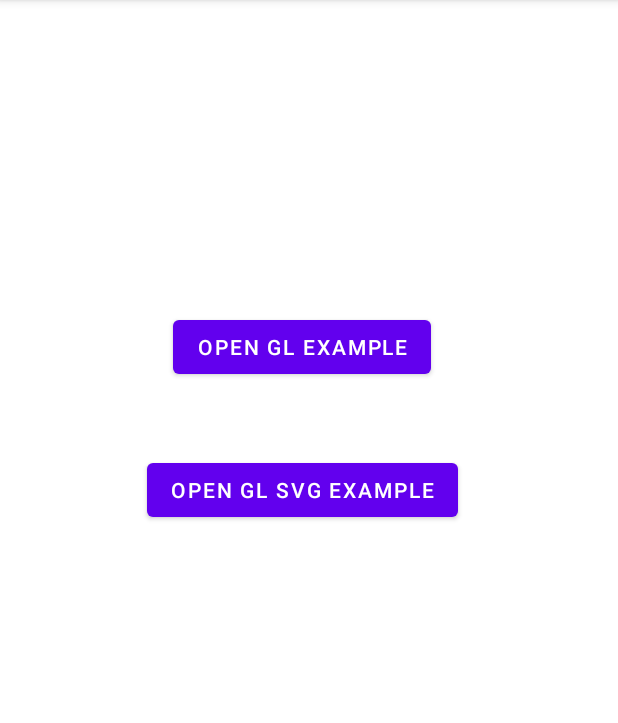
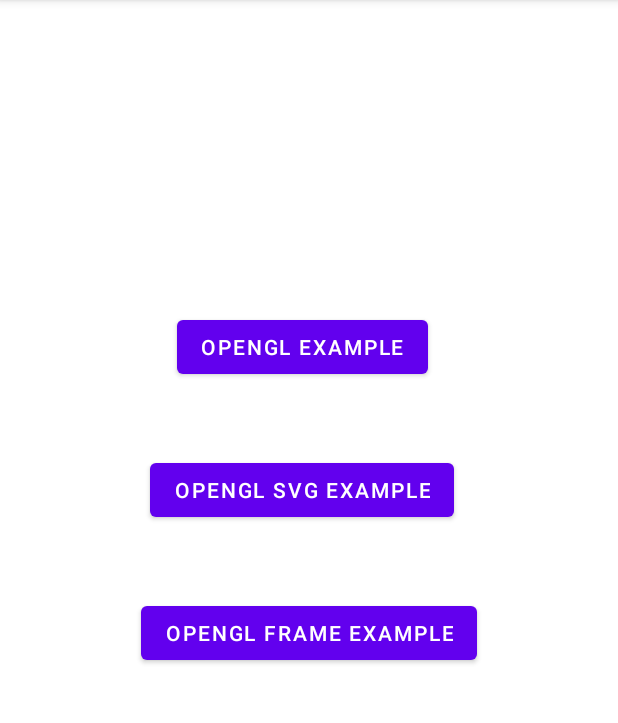
Before and after one commit to RuiwenTang/Skity-Android, an Android app: the screen it shows after launch (MainActivity), on a phone screen of 412 x 824 dp, the part 84-807 px from its top. Run offline under Robolectric (Android 15) with nearby library versions, the phone set to English and light mode, and no system bars; Roboto replaces fonts that are not available here.

Commit message:
Append GLFrameRender and demo

```diff
--- a/app/src/main/AndroidManifest.xml
+++ b/app/src/main/AndroidManifest.xml
@@ -12,6 +12,9 @@
         android:roundIcon="@mipmap/ic_launcher_round"
         android:supportsRtl="true"
         android:theme="@style/Theme.SkityAndroid">
+        <activity
+            android:name=".GLFrameActivity"
+            android:exported="false" />
         <activity
             android:name=".GLSVGRenderActivity"
             android:exported="false" />
--- a/app/src/main/java/com/skity/android/MainActivity.java
+++ b/app/src/main/java/com/skity/android/MainActivity.java
@@ -12,6 +12,7 @@ import android.widget.Button;
 public class MainActivity extends AppCompatActivity implements View.OnClickListener {
     private Button mOpenGLExample;
     private Button mOpenGLSVGExample;
+    private Button mOpenGLFrameExample;
 
     @Override
     protected void onCreate(@Nullable Bundle savedInstanceState) {
@@ -21,9 +22,11 @@ public class MainActivity extends AppCompatActivity implements View.OnClickListe
 
         mOpenGLExample = findViewById(R.id.gl_example);
         mOpenGLSVGExample = findViewById(R.id.gl_svg_example);
+        mOpenGLFrameExample = findViewById(R.id.gl_frame_example);
 
         mOpenGLExample.setOnClickListener(this);
         mOpenGLSVGExample.setOnClickListener(this);
+        mOpenGLFrameExample.setOnClickListener(this);
     }
 
     @Override
@@ -33,6 +36,8 @@ public class MainActivity extends AppCompatActivity implements View.OnClickListe
             intent.setClass(this, GLRenderActivity.class);
         } else if (view == mOpenGLSVGExample) {
             intent.setClass(this, GLSVGRenderActivity.class);
+        } else if (view == mOpenGLFrameExample) {
+            intent.setClass(this, GLFrameActivity.class);
         }
 
         this.startActivity(intent);
--- a/app/src/main/res/layout/activity_main2.xml
+++ b/app/src/main/res/layout/activity_main2.xml
@@ -13,7 +13,7 @@
         android:layout_marginStart="154dp"
         android:layout_marginTop="207dp"
         android:layout_marginEnd="163dp"
-        android:text="Open GL Example"
+        android:text="OpenGL Example"
         app:layout_constraintEnd_toEndOf="parent"
         app:layout_constraintStart_toStartOf="parent"
         app:layout_constraintTop_toTopOf="parent" />
@@ -25,8 +25,18 @@
         android:layout_marginStart="154dp"
         android:layout_marginTop="47dp"
         android:layout_marginEnd="163dp"
-        android:text="Open GL SVG Example"
+        android:text="OpenGL SVG Example"
         app:layout_constraintEnd_toEndOf="parent"
         app:layout_constraintStart_toStartOf="parent"
         app:layout_constraintTop_toBottomOf="@+id/gl_example" />
+
+    <Button
+        android:id="@+id/gl_frame_example"
+        android:layout_width="wrap_content"
+        android:layout_height="wrap_content"
+        android:layout_marginTop="47dp"
+        android:text="OpenGL Frame Example"
+        app:layout_constraintEnd_toEndOf="parent"
+        app:layout_constraintStart_toStartOf="parent"
+        app:layout_constraintTop_toBottomOf="@+id/gl_svg_example" />
 </androidx.constraintlayout.widget.ConstraintLayout>
```
Also changed, not shown: app/src/main/java/com/skity/android/GLFrameActivity.java (added, +36 -0 lines), app/src/main/java/com/skity/android/GLFrameDemoView.java (added, +17 -0 lines), skity/src/main/java/com/skity/graphic/GLFrameRender.java (added, +57 -0 lines), skity/src/main/assets/Roboto-Regular.ttf (added), 10 other files.
